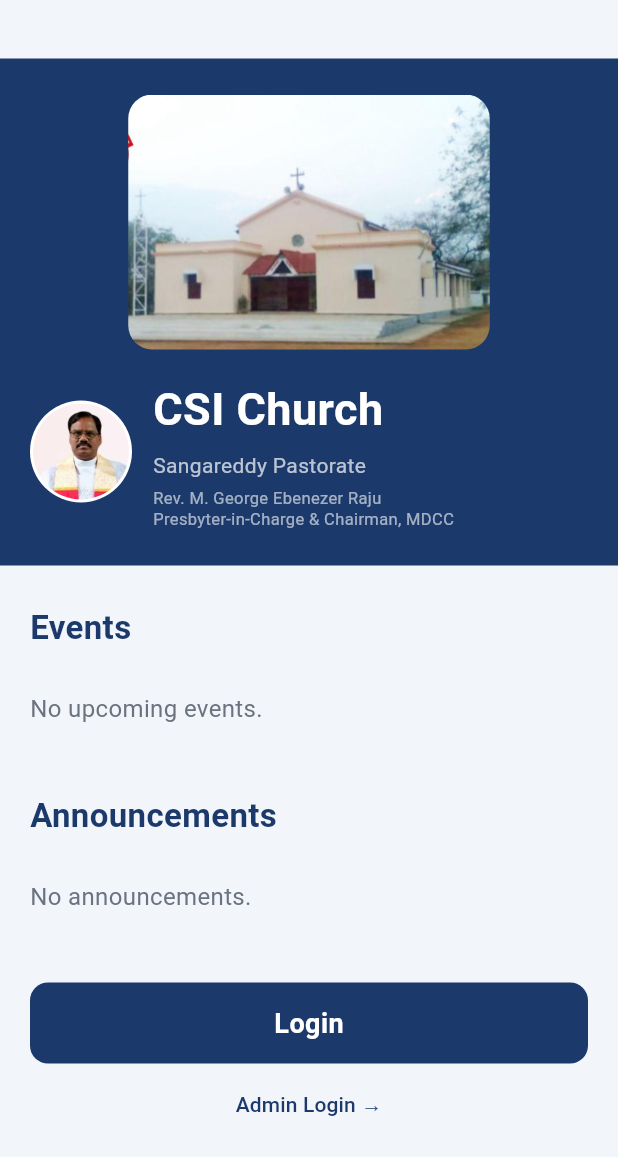
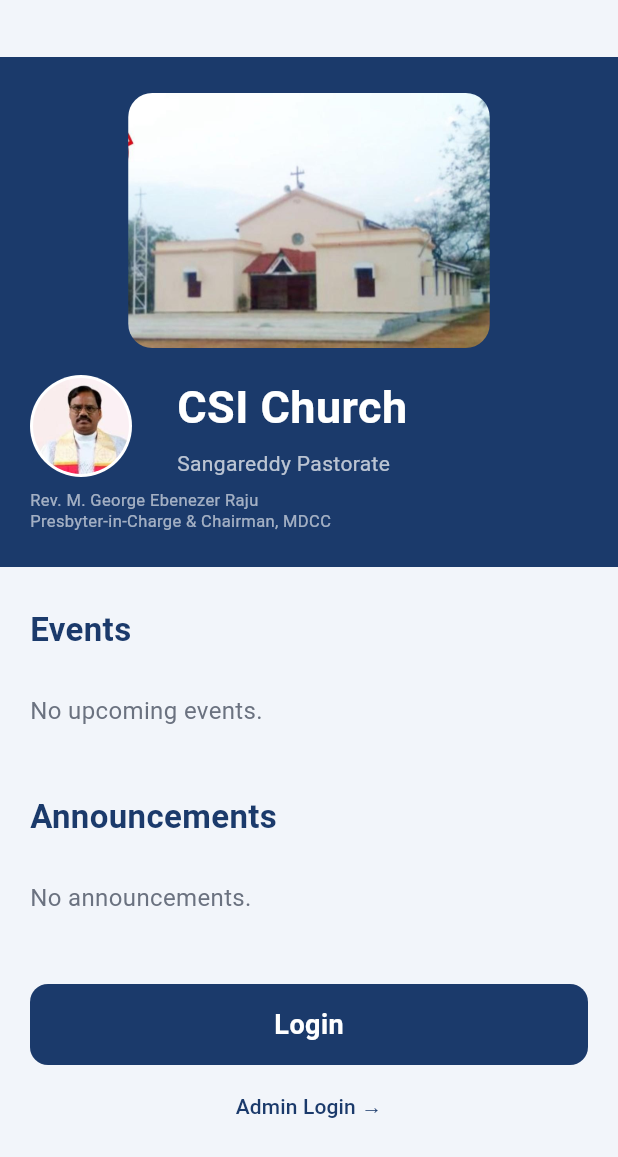
Before and after one commit to RAJ3SHJ/TempleApp, a Flutter app: the screen it shows after launch, on a phone screen of 412 x 824 dp. Shown: the top 1157 px of the screen. Run offline on Flutter 3.47's test engine with Material 3 defaults, Android fonts, the phone set to English and light mode, and no system bars; our stand-ins replace cloud_firestore, firebase_auth, firebase_core, firebase_messaging, pdf, share_plus; accounts and stored records are empty.

Commit message:
Landing: pastor name under photo, shift church name right
Co-Authored-By: Claude Sonnet 5.5 <noreply@anthropic.com>
Claude-Session: https://claude.ai/code/session_01DhebjiHj8GBhKmmCAFmVy8

```diff
--- a/lib/screens/landing_screen.dart
+++ b/lib/screens/landing_screen.dart
@@ -203,7 +203,7 @@ class LandingScreen extends StatelessWidget {
                       width: 64, height: 64, fit: BoxFit.cover, alignment: Alignment.topCenter),
                 ),
               ),
-              const SizedBox(width: 14),
+              const SizedBox(width: 30),
               const Expanded(
                 child: Column(
                   crossAxisAlignment: CrossAxisAlignment.start,
@@ -212,16 +212,16 @@ class LandingScreen extends StatelessWidget {
                         style: TextStyle(fontSize: 30, fontWeight: FontWeight.w700, color: AppTheme.white, letterSpacing: 0.3)),
                     SizedBox(height: 2),
                     Text('Sangareddy Pastorate', style: TextStyle(fontSize: 14, color: Colors.white70)),
-                    SizedBox(height: 4),
-                    Text('Rev. M. George Ebenezer Raju',
-                        style: TextStyle(fontSize: 11, color: Colors.white60, height: 1.3)),
-                    Text('Presbyter-in-Charge & Chairman, MDCC',
-                        style: TextStyle(fontSize: 11, color: Colors.white60, height: 1.3)),
                   ],
                 ),
               ),
             ],
           ),
+          const SizedBox(height: 6),
+          const Text('Rev. M. George Ebenezer Raju',
+              style: TextStyle(fontSize: 11, color: Colors.white60, height: 1.3)),
+          const Text('Presbyter-in-Charge & Chairman, MDCC',
+              style: TextStyle(fontSize: 11, color: Colors.white60, height: 1.3)),
         ],
       ),
     );
```
